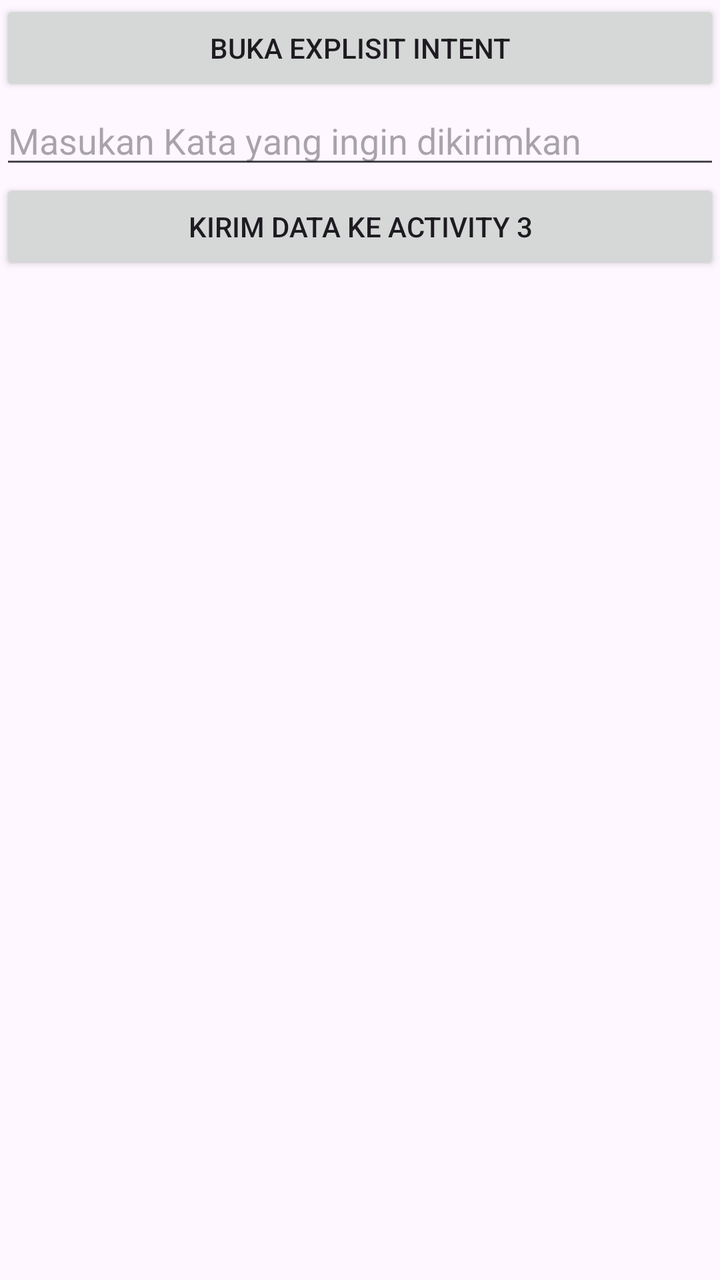
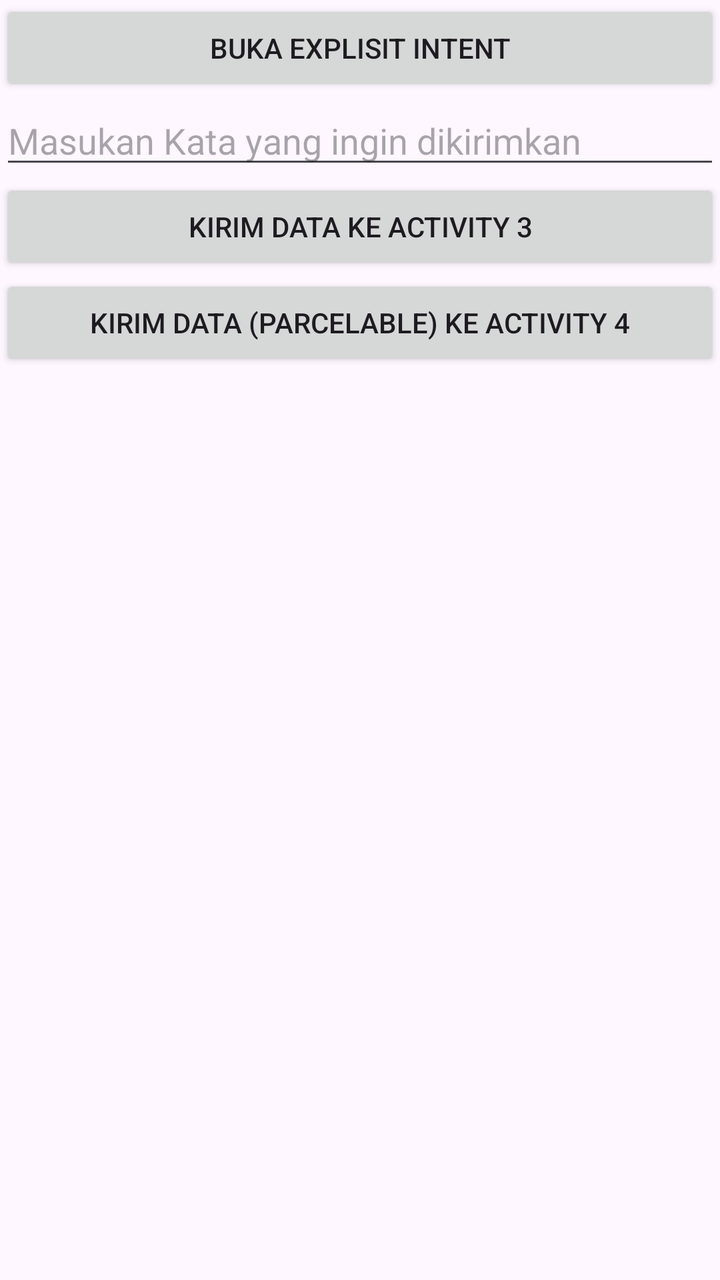

An Android layout rendered at two revisions. The XML below is the earlier revision; the diff shows what the commit changed to produce the second picture.
<!-- AndroidManifest.xml: application theme Theme.ExplisitIntent -->
<!-- res/layout/activity_main.xml -->
<?xml version="1.0" encoding="utf-8"?>
<LinearLayout xmlns:android="http://schemas.android.com/apk/res/android"
    xmlns:app="http://schemas.android.com/apk/res-auto"
    xmlns:tools="http://schemas.android.com/tools"
    android:id="@+id/main"
    android:layout_width="match_parent"
    android:layout_height="match_parent"
    tools:context=".MainActivity"
    android:orientation="vertical">
    <Button
        android:layout_width="match_parent"
        android:layout_height="wrap_content"
        android:id="@+id/btnExplisit1"
        android:text="Buka Explisit Intent"/>

    <EditText
        android:layout_width="match_parent"
        android:layout_height="wrap_content"
        android:id="@+id/dataKirim"
        android:inputType="text"
        android:hint="Masukan Kata yang ingin dikirimkan" />
    <Button
        android:layout_width="match_parent"
        android:layout_height="wrap_content"
        android:id="@+id/btnexplisit2"
        android:text="Kirim Data ke Activity 3" />


</LinearLayout>
<!-- resources referenced by this layout -->
<resources>
  <style name="Theme.ExplisitIntent" parent="Base.Theme.ExplisitIntent" />
  <style name="Base.Theme.ExplisitIntent" parent="Theme.Material3.DayNight.NoActionBar">
          
          
      </style>
</resources>

<!-- the commit's change to res/layout/activity_main.xml (unified diff, before → after) -->
@@ -25,5 +25,10 @@
         android:id="@+id/btnexplisit2"
         android:text="Kirim Data ke Activity 3" />
 
+    <Button
+        android:layout_width="match_parent"
+        android:layout_height="wrap_content"
+        android:id="@+id/btnExplisit3"
+        android:text="Kirim Data (Parcelable) ke Activity 4" />
 
 </LinearLayout>
